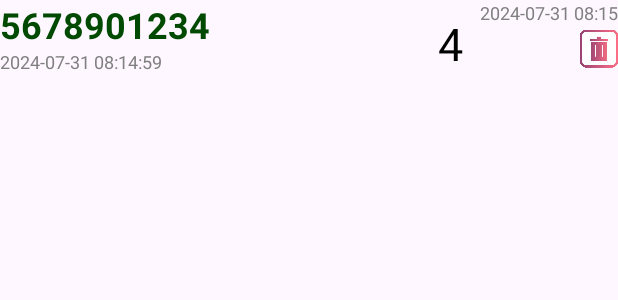
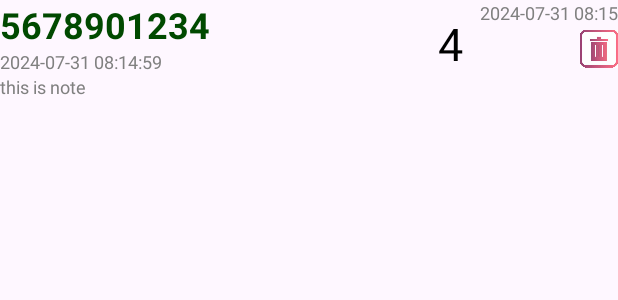
Before and after one commit to alixblu/android_hw, an Android app: the layout activity_custom_list.xml on its own in the app's theme, with its tools: preview values and no code run, on a phone screen of 412 x 824 dp. Shown: the top 300 px of the screen. Run offline under Robolectric (Android 15) with nearby library versions, the phone set to English and light mode, and no system bars.

Commit message:
delete list

```diff
--- a/app/src/main/java/com/example/bttuan6/DataBase.java
+++ b/app/src/main/java/com/example/bttuan6/DataBase.java
@@ -114,6 +114,11 @@ public class DataBase extends SQLiteOpenHelper {
         }
         return point;
     }
+    public void deletePointByPhoneNumber(String phoneNumber) {
+        SQLiteDatabase db = this.getWritableDatabase();
+        db.delete(table_input, key_phonenumber + "=?", new String[]{phoneNumber});
+        db.close();
+    }
 
 
 }
--- a/app/src/main/java/com/example/bttuan6/ListFragment.java
+++ b/app/src/main/java/com/example/bttuan6/ListFragment.java
@@ -67,9 +67,9 @@ public class ListFragment extends Fragment {
                 String point = cursor.getString(cursor.getColumnIndexOrThrow("point"));
                 String note = cursor.getString(cursor.getColumnIndexOrThrow("note"));
                 String curDate = cursor.getString(cursor.getColumnIndexOrThrow("cur_date"));
-
+                String createDate = cursor.getString(cursor.getColumnIndexOrThrow("time"));
                 // Add the point object to the list
-                pointsList.add(new Points(phoneNumber, point, note, curDate));
+                pointsList.add(new Points(phoneNumber, point, note, curDate, createDate));
             } while (cursor.moveToNext());
         }
         cursor.close();
--- a/app/src/main/res/layout/activity_custom_list.xml
+++ b/app/src/main/res/layout/activity_custom_list.xml
@@ -5,9 +5,13 @@
     android:id="@+id/main"
     android:layout_width="match_parent"
     android:layout_height="match_parent"
-    android:orientation="horizontal"
+    android:orientation="vertical"
     >
 
+    <LinearLayout
+        android:layout_width="match_parent"
+        android:layout_height="wrap_content"
+        android:orientation="horizontal">
     <!-- Left Side -->
     <LinearLayout
         android:layout_width="0dp"
@@ -68,7 +72,8 @@
             android:layout_height="wrap_content"
             android:text="2024-07-31 08:15"
             android:textColor="#808080"
-            android:textSize="12sp" />
+            android:textSize="12sp"
+            android:gravity="end" />
 
         <!-- Delete icon -->
         <ImageView
@@ -78,5 +83,13 @@
             android:layout_gravity="end"
             android:src="@drawable/trash_erase" />
     </LinearLayout>
+    </LinearLayout>
+    <TextView
+        android:id="@+id/note"
+        android:layout_width="match_parent"
+        android:layout_height="wrap_content"
+        android:text="this is note"
+        android:textColor="#808080"
+        android:textSize="12sp" />
 
 </LinearLayout>
--- a/app/src/main/res/layout/activity_list.xml
+++ b/app/src/main/res/layout/activity_list.xml
@@ -8,9 +8,9 @@
     tools:context=".ListFragment">
 
     <ListView
+        android:id="@+id/customListview"
         android:layout_width="409dp"
         android:layout_height="683dp"
-        android:id="@+id/customListview"
         app:layout_constraintBottom_toBottomOf="parent"
         app:layout_constraintStart_toStartOf="parent" />
 
@@ -27,8 +27,9 @@
         android:id="@+id/textView"
         android:layout_width="223dp"
         android:layout_height="50dp"
+        android:gravity="center"
         android:text="Lịch sử hoạt động"
-        app:layout_constraintEnd_toStartOf="@+id/imageView"
+        android:textSize="20sp"
         app:layout_constraintStart_toStartOf="parent"
         tools:ignore="MissingConstraints"
         tools:layout_editor_absoluteY="-2dp" />
```
Also changed, not shown: app/src/main/java/com/example/bttuan6/CustomAdapter.java (+18 -2 lines), app/src/main/java/com/example/bttuan6/InputFragment.java (+7 -3 lines), 1 other file.
